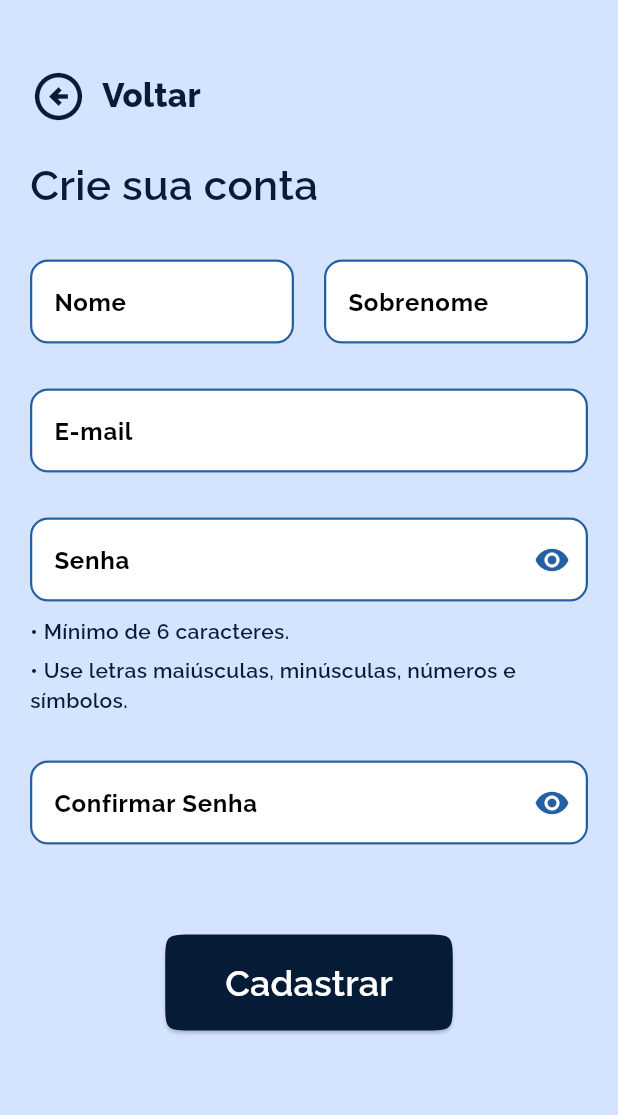
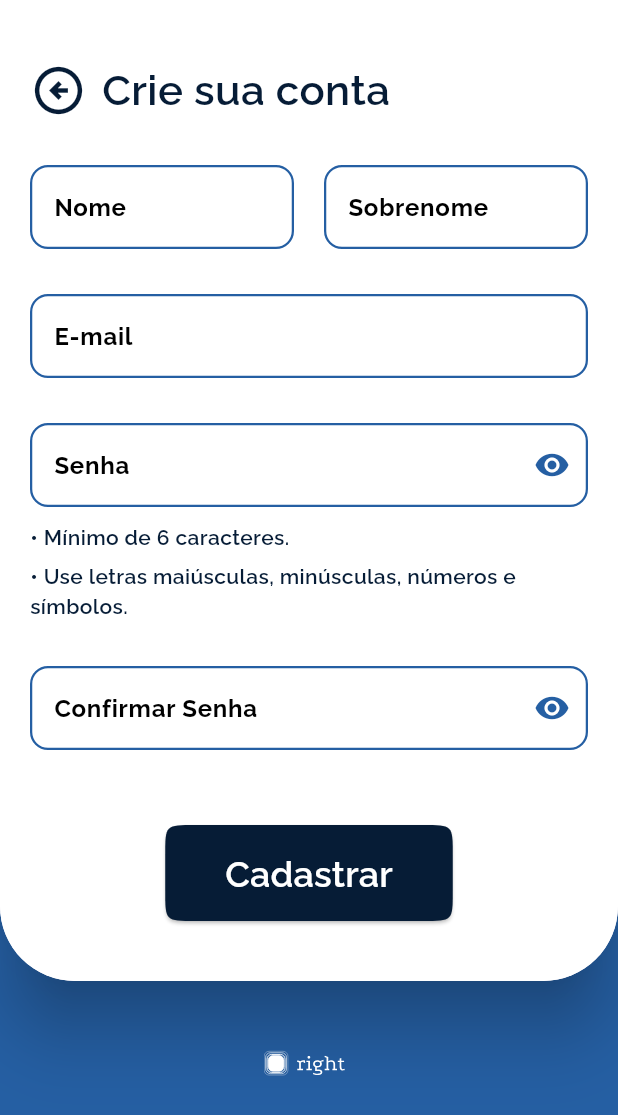
Before and after one commit to Franciscof11/Right, a Flutter app: the SignUpPage screen opened by its route, on a phone screen of 412 x 824 dp. Shown: the top 1115 px of the screen. Run offline on Flutter 3.47's test engine with Material 3 defaults, Android fonts, the phone set to English and light mode, and no system bars; our stand-ins replace another_flushbar, device_preview, flutter_heatmap_calendar, flutter_staggered_animations, flutter_svg, google_fonts and 1 more.

Commit message:
refac: sign up page

```diff
--- a/lib/features/auth/application/presentation/pages/sign_up_page.dart
+++ b/lib/features/auth/application/presentation/pages/sign_up_page.dart
@@ -1,4 +1,5 @@
 import 'package:flutter/material.dart';
+import 'package:flutter_svg/svg.dart';
 import 'package:google_fonts/google_fonts.dart';
 import 'package:right/features/auth/application/presentation/widgets/custom_text_form_field.dart';
 import 'package:right/utils/const_colors.dart';
@@ -22,8 +23,24 @@ class _SignUpPageState extends State<SignUpPage> {
   @override
   Widget build(BuildContext context) {
     return Scaffold(
-      backgroundColor: LightColors().primaryContainer,
+      backgroundColor: LightColors().primary,
       body: SingleChildScrollView(
+        child: Column(
+          children: [
+            Material(
+              elevation: 20,
+              borderRadius: const BorderRadius.only(
+                bottomLeft: Radius.circular(50),
+                bottomRight: Radius.circular(50),
+              ),
+              child: Container(
+                decoration: const BoxDecoration(
+                  color: Colors.white,
+                  borderRadius: BorderRadius.only(
+                    bottomLeft: Radius.circular(50),
+                    bottomRight: Radius.circular(50),
+                  ),
+                ),
                 child: Padding(
                   padding: const EdgeInsets.symmetric(horizontal: 20),
                   child: Form(
@@ -31,7 +48,7 @@ class _SignUpPageState extends State<SignUpPage> {
                     child: Column(
                       children: [
                         const SizedBox(
-                  height: 45,
+                          height: 40,
                         ),
                         Row(
                           children: [
@@ -47,21 +64,6 @@ class _SignUpPageState extends State<SignUpPage> {
                               width: 10,
                             ),
                             Text(
-                      'Voltar',
-                      style: GoogleFonts.raleway(
-                        color: LightColors().onPrimaryContainer,
-                        fontSize: 22,
-                        fontWeight: FontWeight.w800,
-                      ),
-                    ),
-                  ],
-                ),
-                const SizedBox(
-                  height: 20,
-                ),
-                Align(
-                  alignment: Alignment.centerLeft,
-                  child: Text(
                               'Crie sua conta',
                               style: GoogleFonts.raleway(
                                 color: LightColors().onPrimaryContainer,
@@ -69,6 +71,7 @@ class _SignUpPageState extends State<SignUpPage> {
                                 fontWeight: FontWeight.w600,
                               ),
                             ),
+                          ],
                         ),
                         const SizedBox(
                           height: 30,
@@ -148,7 +151,7 @@ class _SignUpPageState extends State<SignUpPage> {
                           type: FormTypes.password,
                           isSecret: true,
                         ),
-                const SizedBox(height: 60),
+                        const SizedBox(height: 50),
                         Align(
                           alignment: Alignment.center,
                           child: ElevatedButton(
@@ -191,12 +194,23 @@ class _SignUpPageState extends State<SignUpPage> {
                             ),
                           ),
                         ),
-                const SizedBox(height: 35),
+                        const SizedBox(height: 40),
                       ],
                     ),
                   ),
                 ),
               ),
+            ),
+            const SizedBox(height: 25),
+            SvgPicture.asset(
+              'assets/imgs/logo_branca.svg',
+              width: 60,
+              height: 60,
+            ),
+            const SizedBox(height: 20),
+          ],
+        ),
+      ),
     );
   }
 }
```
Also changed, not shown: assets/imgs/logo_branca.svg (added). Lines whose indentation alone changed are shown as unchanged.
